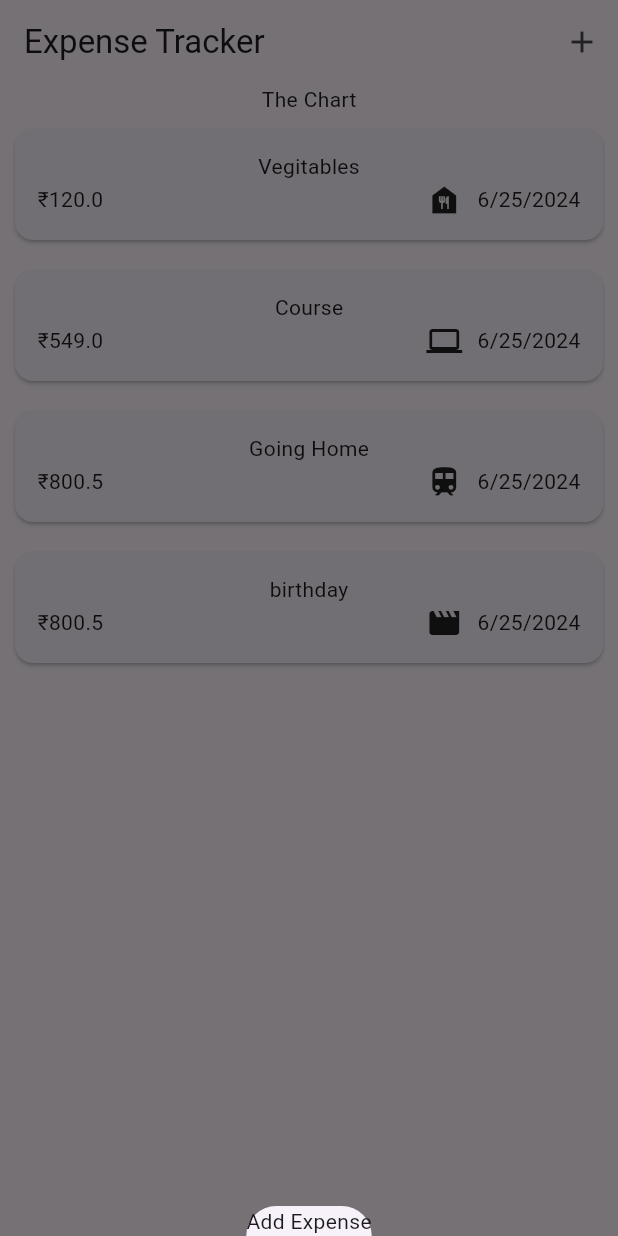
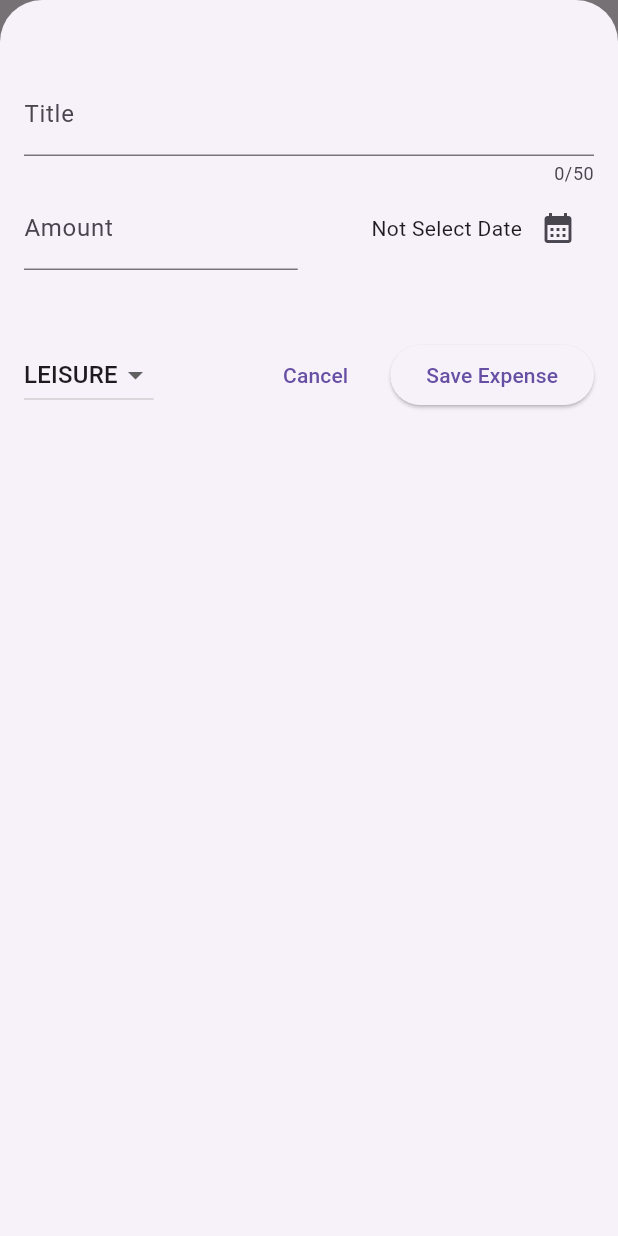
Before and after one commit to SimranNadaf/Expense_Tracker_App, a Flutter app: the screen it shows after launch, after a tap on the "add" icon, on a phone screen of 412 x 824 dp. Run offline on Flutter 3.47's test engine with Material 3 defaults, Android fonts, the phone set to English and light mode, and no system bars.

Commit message:
added add new expense modal and remove expense by shift

```diff
--- a/lib/expenses.dart
+++ b/lib/expenses.dart
@@ -1,8 +1,10 @@
 import 'package:expense_app/expensesList.dart';
 import 'package:expense_app/model/expense.dart';
+import 'package:expense_app/newExpense.dart';
 import 'package:flutter/material.dart';
 
 class Expenses extends StatefulWidget {
+  const Expenses({super.key});
   @override
   State<Expenses> createState() {
     return ExpensesState();
@@ -35,7 +37,22 @@ class ExpensesState extends State<Expenses> {
 
   void _showAddExpenseModal() {
     showModalBottomSheet(
-        context: context, builder: (cxt) => const Text("Add Expense"));
+      context: context,
+      builder: (cxt) => NewExpense(onAddExpense: addExpense),
+      isScrollControlled: true,
+    );
+  }
+
+  void _removeExpense(Expense expense) {
+    setState(() {
+      _registeredExpenses.remove(expense);
+    });
+  }
+
+  void addExpense(Expense expense) {
+    setState(() {
+      _registeredExpenses.add(expense);
+    });
   }
 
   @override
@@ -56,7 +73,10 @@ class ExpensesState extends State<Expenses> {
         children: [
           const Text("The Chart"),
           Expanded(
-            child: ExpenseList(expenses: _registeredExpenses),
+            child: ExpenseList(
+              expenses: _registeredExpenses,
+              onRemoveExpense: _removeExpense,
+            ),
           ),
         ],
       ),
--- a/lib/expensesList.dart
+++ b/lib/expensesList.dart
@@ -6,16 +6,25 @@ class ExpenseList extends StatelessWidget {
   const ExpenseList({
     super.key,
     required this.expenses,
+    required this.onRemoveExpense,
   });
-
+  final void Function(Expense expense) onRemoveExpense;
   final List<Expense> expenses;
 
   @override
   Widget build(context) {
     return ListView.builder(
       itemCount: expenses.length,
-      itemBuilder: (ctx, index) => ExpenseItem(
-        expense: expenses[index],
+      itemBuilder: (ctx, index) => Dismissible(
+        key: ValueKey(
+          expenses[index],
+        ),
+        onDismissed: (direction) {
+          onRemoveExpense(expenses[index]);
+        },
+        child: ExpenseItem(
+          expense: expenses[index],
+        ),
       ),
     );
   }
--- /dev/null
+++ b/lib/newExpense.dart
@@ -0,0 +1,169 @@
+import 'package:expense_app/model/expense.dart';
+import 'package:flutter/cupertino.dart';
+import 'package:flutter/material.dart';
+import 'package:flutter/widgets.dart';
+
+class NewExpense extends StatefulWidget {
+  const NewExpense({super.key, required this.onAddExpense});
+
+  final void Function(Expense expense) onAddExpense;
+
+  @override
+  State<NewExpense> createState() {
+    return _NewExpenseState();
+  }
+}
+
+class _NewExpenseState extends State<NewExpense> {
+  DateTime? _selectedDate;
+  Category _selectedCategory = Category.leisure;
+  final _textController = TextEditingController();
+  final _amountController = TextEditingController();
+
+  _datePicker() async {
+    DateTime now = DateTime.now();
+    DateTime first = DateTime(now.year - 1, now.month, now.day);
+    _selectedDate =
+        await showDatePicker(context: context, firstDate: first, lastDate: now);
+    setState(() {
+      _selectedDate;
+    });
+  }
+
+  _submitExpense() {
+    var enteredAmount = double.tryParse(_amountController.text);
+    var enteredAmountvalid = enteredAmount == null || enteredAmount <= 0;
+    if (_textController.text.trim().isEmpty ||
+        enteredAmountvalid ||
+        _selectedDate == null) {
+      showDialog(
+        context: context,
+        builder: (ctx) => AlertDialog(
+          title: const Text("Invalid Input"),
+          content: const Text(
+              "Please Enter valid title, amount, date and category type."),
+          actions: [
+            TextButton(
+              onPressed: () {
+                Navigator.pop(ctx);
+              },
+              child: const Text("Okey"),
+            ),
+          ],
+        ),
+      );
+      return;
+    }
+    widget.onAddExpense(
+      Expense(
+        title: _textController.text,
+        amount: enteredAmount,
+        date: _selectedDate!,
+        category: _selectedCategory,
+      ),
+    );
+    Navigator.pop(context);
+  }
+
+  @override
+  void dispose() {
+    _textController.dispose();
+    _amountController.dispose();
+    super.dispose();
+  }
+
+  @override
+  Widget build(context) {
+    return Padding(
+      padding: const EdgeInsets.fromLTRB(16, 48, 16, 16),
+      child: Column(
+        children: [
+          TextField(
+            controller: _textController,
+            maxLength: 50,
+            decoration: const InputDecoration(
+              label: Text(
+                "Title",
+              ),
+            ),
+          ),
+          Row(
+            children: [
+              Expanded(
+                child: TextField(
+                  controller: _amountController,
+                  keyboardType: TextInputType.number,
+                  decoration: const InputDecoration(
+                    prefixText: '\u{20B9} ',
+                    label: Text("Amount"),
+                  ),
+                ),
+              ),
+              const SizedBox(
+                width: 15,
+              ),
+              Expanded(
+                child: Row(
+                  mainAxisAlignment: MainAxisAlignment.end,
+                  crossAxisAlignment: CrossAxisAlignment.center,
+                  children: [
+                    Text(
+                      _selectedDate == null
+                          ? "Not Select Date"
+                          : formater.format(_selectedDate!),
+                    ),
+                    IconButton(
+                      onPressed: _datePicker,
+                      icon: const Icon(
+                        Icons.calendar_month,
+                      ),
+                    ),
+                  ],
+                ),
+              ),
+            ],
+          ),
+          const SizedBox(
+            height: 46,
+          ),
+          Row(
+            children: [
+              DropdownButton(
+                  value: _selectedCategory,
+                  items: Category.values
+                      .map(
+                        (category) => DropdownMenuItem(
+                          value: category,
+                          child: Text(
+                            category.name.toUpperCase(),
+                          ),
+                        ),
+                      )
+                      .toList(),
+                  onChanged: (value) {
+                    if (value == null) return;
+                    setState(() {
+                      _selectedCategory = value;
+                    });
+                  }),
+              const Spacer(),
+              TextButton(
+                onPressed: () {
+                  Navigator.pop(context);
+                },
+                child: const Text("Cancel"),
+              ),
+              const SizedBox(
+                width: 16,
+              ),
+              ElevatedButton(
+                onPressed: _submitExpense,
+                child: const Text("Save Expense"),
+              ),
+            ],
+          ),
+        ],
+      ),
+    );
+  }
+}
```
